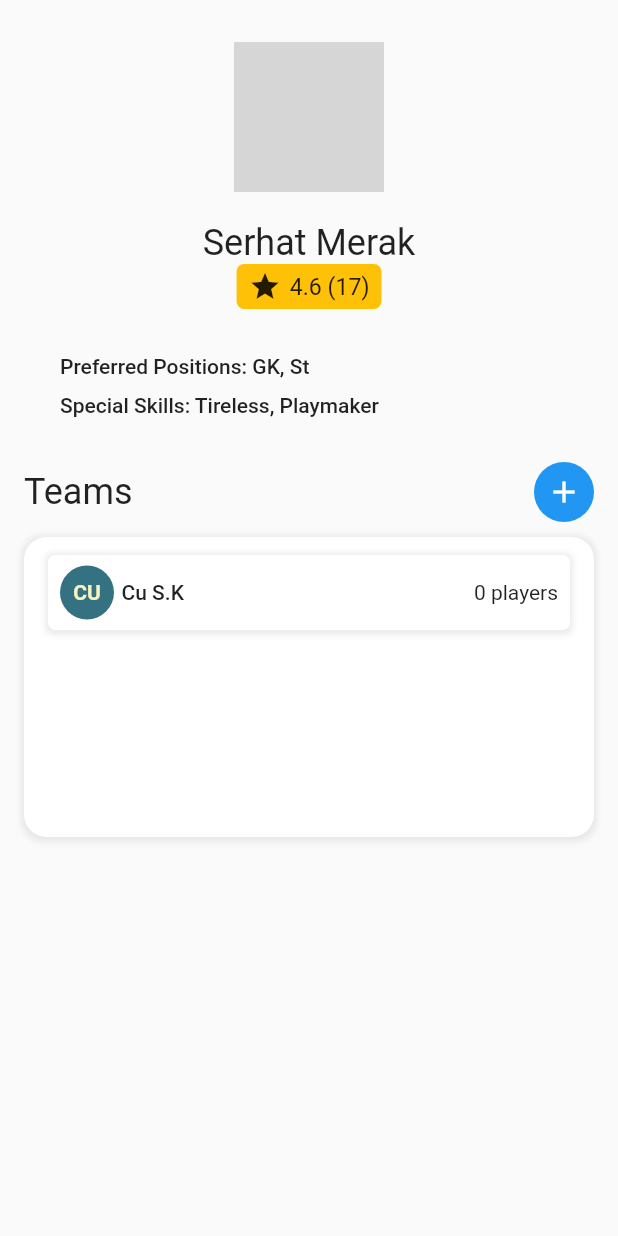
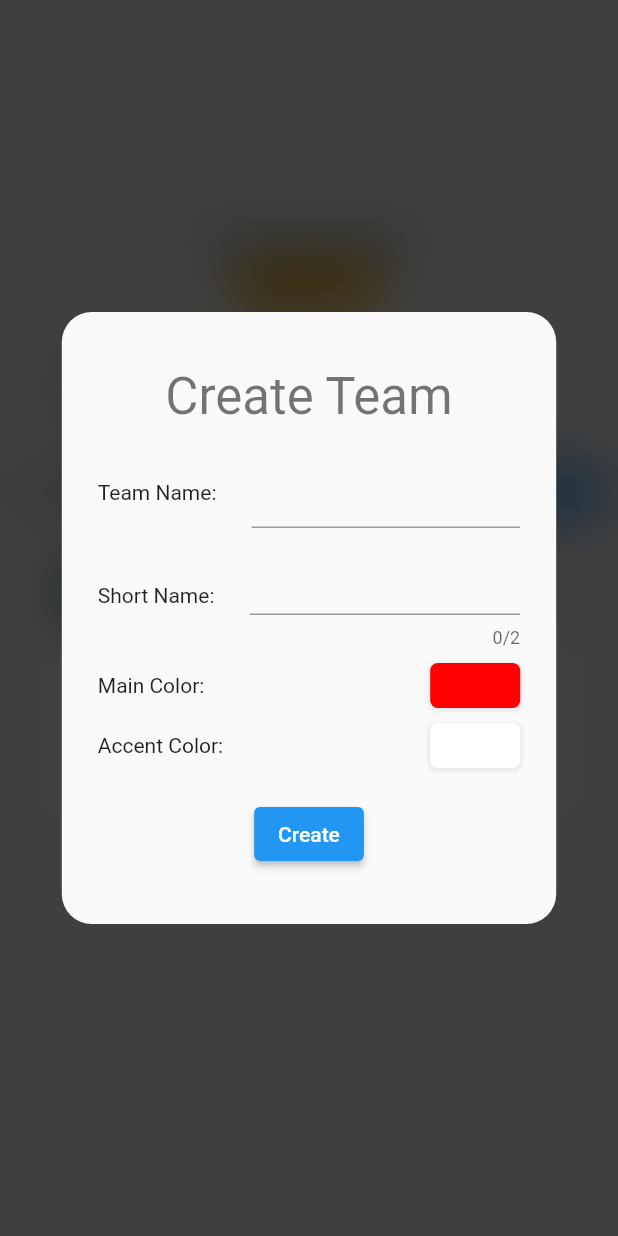
Before and after one commit to merakserhat/BilFoot2-combined, a Flutter app: the ProfilePage screen opened directly, after a tap on the "add" icon, on a phone screen of 412 x 824 dp. Run offline on Flutter 3.47's test engine with Material 2 defaults, Android fonts, the phone set to English and light mode, and no system bars; our stand-ins replace adaptive_theme, bloc, equatable, flutter_bloc, flutter_colorpicker; network calls fail; grey boxes are pictures that could not be loaded.

Commit message:
Edit/Create team panel

```diff
--- a/BilFoot_flutter/bilfoot/lib/config/constants/program_constants.dart
+++ b/BilFoot_flutter/bilfoot/lib/config/constants/program_constants.dart
@@ -1,3 +1,5 @@
+import 'dart:ui';
+
 import 'package:adaptive_theme/adaptive_theme.dart';
 import 'package:flutter/material.dart';
 
@@ -5,24 +7,57 @@ class ProgramConstants {
   static const EdgeInsets pagePadding =
       EdgeInsets.symmetric(vertical: 16, horizontal: 24);
 
-  static List<BoxShadow>? getDefaultBoxShadow(BuildContext context) {
+  static List<BoxShadow>? getDefaultBoxShadow(BuildContext context,
+      {bool smallShadow = false}) {
     return AdaptiveTheme.of(context).theme ==
             AdaptiveTheme.of(context).lightTheme
         ? [
             BoxShadow(
               color: Colors.grey.withOpacity(0.2),
-              spreadRadius: 2,
-              blurRadius: 3,
+              spreadRadius: smallShadow ? 1 : 2,
+              blurRadius: smallShadow ? 1.5 : 3,
               offset: const Offset(0, 1), // changes position of shadow
             ),
           ]
         : [
             BoxShadow(
               color: Colors.grey.withOpacity(0.2),
-              spreadRadius: 2,
-              blurRadius: 3,
+              spreadRadius: smallShadow ? 1 : 2,
+              blurRadius: smallShadow ? 1.5 : 3,
               offset: const Offset(0, 1), // changes position of shadow
             ),
           ]; //null instead
   }
+
+  static void showBlurryBackground({
+    required BuildContext context,
+    required Widget child,
+    bool closeOnTab = true,
+  }) {
+    showGeneralDialog(
+      barrierDismissible: closeOnTab,
+      barrierLabel: '',
+      // barrierColor: Colors.black54.withOpacity(0.75),
+      // barrierColor: ProgramColors.of(context).isLight()
+      //     ? Colors.white.withOpacity(0.05)
+      //     : Colors.black54.withOpacity(0.75),
+      barrierColor: Colors.black54.withOpacity(0.75),
+      transitionDuration: const Duration(milliseconds: 500),
+      pageBuilder: (ctx, anim1, anim2) => child,
+      transitionBuilder: (ctx, anim1, anim2, child) {
+        return WillPopScope(
+          onWillPop: () async => closeOnTab,
+          child: BackdropFilter(
+            filter: ImageFilter.blur(
+                sigmaX: 18 * anim1.value, sigmaY: 18 * anim1.value),
+            child: FadeTransition(
+              child: child,
+              opacity: anim1,
+            ),
+          ),
+        );
+      },
+      context: context,
+    );
+  }
 }
--- a/BilFoot_flutter/bilfoot/lib/data/models/team_model.dart
+++ b/BilFoot_flutter/bilfoot/lib/data/models/team_model.dart
@@ -6,16 +6,16 @@ class TeamModel {
     required this.shortName,
     required this.mainColor,
     required this.accentColor,
-    required this.creator,
-    required this.captain,
+    this.creator,
+    this.captain,
     required this.players,
   });
   late final String name;
   late final String shortName;
   late final String mainColor;
   late final String accentColor;
-  late final PlayerModel creator;
-  late final PlayerModel captain;
+  late final PlayerModel? creator;
+  late final PlayerModel? captain;
   late final List<PlayerModel> players;
 
   TeamModel.fromJson(Map<String, dynamic> json) {
--- a/BilFoot_flutter/bilfoot/lib/views/screens/profile_page/widgets/team_list_card.dart
+++ b/BilFoot_flutter/bilfoot/lib/views/screens/profile_page/widgets/team_list_card.dart
@@ -1,7 +1,10 @@
 import 'package:bilfoot/config/constants/program_constants.dart';
 import 'package:bilfoot/data/models/player_model.dart';
 import 'package:bilfoot/views/screens/profile_page/widgets/team_list_item.dart';
+import 'package:bilfoot/views/screens/team_page/edit_panel/bloc/team_edit_bloc.dart';
+import 'package:bilfoot/views/screens/team_page/edit_panel/team_edit_panel.dart';
 import 'package:flutter/material.dart';
+import 'package:flutter_bloc/flutter_bloc.dart';
 
 class TeamListCard extends StatelessWidget {
   const TeamListCard({Key? key, required this.playerModel}) : super(key: key);
@@ -55,7 +58,12 @@ class TeamListCard extends StatelessWidget {
       child: InkWell(
         borderRadius: BorderRadius.circular(100),
         onTap: () {
-          //TODO: Create team screen
+          ProgramConstants.showBlurryBackground(
+              context: context,
+              child: BlocProvider(
+                create: (context) => TeamEditBloc(),
+                child: const TeamEditPanel(),
+              ));
         },
         child: Container(
           width: 40,
--- /dev/null
+++ b/BilFoot_flutter/bilfoot/lib/views/screens/team_page/edit_panel/bloc/team_edit_bloc.dart
@@ -0,0 +1,56 @@
+import 'package:bilfoot/data/models/team_model.dart';
+import 'package:bloc/bloc.dart';
+import 'package:equatable/equatable.dart';
+
+part 'team_edit_event.dart';
+part 'team_edit_state.dart';
+
+class TeamEditBloc extends Bloc<TeamEditEvent, TeamEditState> {
+  TeamEditBloc() : super(const TeamEditState()) {
+    on<TeamEditEvent>((event, emit) {});
+
+    on<TeamEditInitializeExistingTeam>(_teamEditInitializeExistingTeam);
+    on<TeamEditNameChanged>(_teamEditNameChanged);
+    on<TeamEditShortNameChanged>(_teamEditShortNameChanged);
+    on<TeamEditMainColorChanged>(_teamEditMainColorChanged);
+    on<TeamEditAccentColorChanged>(_teamEditAccentColorChanged);
+    on<TeamEditSaveButtonClicked>(_teamEditSaveButtonClicked);
+  }
+
+  _teamEditInitializeExistingTeam(
+      TeamEditInitializeExistingTeam event, Emitter<TeamEditState> emit) {
+    emit(
+      state.copyWith(
+        isEditing: true,
+        name: event.teamModel.name,
+        shortName: event.teamModel.shortName,
+        mainColor: event.teamModel.mainColor,
+        accentColor: event.teamModel.accentColor,
+      ),
+    );
+  }
+
+  _teamEditNameChanged(TeamEditNameChanged event, Emitter<TeamEditState> emit) {
+    emit(state.copyWith(name: event.name));
+  }
+
+  _teamEditShortNameChanged(
+      TeamEditShortNameChanged event, Emitter<TeamEditState> emit) {
+    emit(state.copyWith(shortName: event.shortName));
+  }
+
+  _teamEditMainColorChanged(
+      TeamEditMainColorChanged event, Emitter<TeamEditState> emit) {
+    emit(state.copyWith(mainColor: event.mainColor));
+  }
+
+  _teamEditAccentColorChanged(
+      TeamEditAccentColorChanged event, Emitter<TeamEditState> emit) {
+    emit(state.copyWith(accentColor: event.accentColor));
+  }
+
+  _teamEditSaveButtonClicked(
+      TeamEditSaveButtonClicked event, Emitter<TeamEditState> emit) {
+    //TODO: Burada edit
+  }
+}
--- /dev/null
+++ b/BilFoot_flutter/bilfoot/lib/views/screens/team_page/edit_panel/bloc/team_edit_event.dart
@@ -0,0 +1,55 @@
+part of 'team_edit_bloc.dart';
+
+abstract class TeamEditEvent extends Equatable {
+  const TeamEditEvent();
+
+  @override
+  List<Object?> get props => [];
+}
+
+class TeamEditInitializeExistingTeam extends TeamEditEvent {
+  final TeamModel teamModel;
+
+  const TeamEditInitializeExistingTeam(this.teamModel);
+
+  @override
+  List<Object?> get props => [teamModel];
+}
+
+class TeamEditNameChanged extends TeamEditEvent {
+  final String name;
+
+  const TeamEditNameChanged(this.name);
+
+  @override
+  List<Object?> get props => [name];
+}
+
+class TeamEditShortNameChanged extends TeamEditEvent {
+  final String shortName;
+
+  const TeamEditShortNameChanged(this.shortName);
+
+  @override
+  List<Object?> get props => [shortName];
+}
+
+class TeamEditMainColorChanged extends TeamEditEvent {
+  final String mainColor;
+
+  const TeamEditMainColorChanged(this.mainColor);
+
+  @override
+  List<Object?> get props => [mainColor];
+}
+
+class TeamEditAccentColorChanged extends TeamEditEvent {
+  final String accentColor;
+
+  const TeamEditAccentColorChanged(this.accentColor);
+
+  @override
+  List<Object?> get props => [accentColor];
+}
+
+class TeamEditSaveButtonClicked extends TeamEditEvent {}
--- /dev/null
+++ b/BilFoot_flutter/bilfoot/lib/views/screens/team_page/edit_panel/bloc/team_edit_state.dart
@@ -0,0 +1,36 @@
+part of 'team_edit_bloc.dart';
+
+class TeamEditState extends Equatable {
+  const TeamEditState({
+    this.name = "",
+    this.shortName = "",
+    this.mainColor = "ff0000",
+    this.accentColor = "ffffff",
+    this.isEditing = false,
+  });
+
+  final bool isEditing;
+  final String name;
+  final String shortName;
+  final String mainColor;
+  final String accentColor;
+
+  TeamEditState copyWith({
+    String? name,
+    String? shortName,
+    String? mainColor,
+    String? accentColor,
+    bool? isEditing,
+  }) =>
+      TeamEditState(
+        name: name ?? this.name,
+        shortName: shortName ?? this.shortName,
+        mainColor: mainColor ?? this.mainColor,
+        accentColor: accentColor ?? this.accentColor,
+        isEditing: isEditing ?? this.isEditing,
+      );
+
+  @override
+  List<Object> get props =>
+      [name, shortName, mainColor, accentColor, isEditing];
+}
--- /dev/null
+++ b/BilFoot_flutter/bilfoot/lib/views/screens/team_page/edit_panel/team_edit_panel.dart
@@ -0,0 +1,212 @@
+import 'package:bilfoot/config/constants/program_constants.dart';
+import 'package:bilfoot/config/utils/hex_color.dart';
+import 'package:bilfoot/data/models/team_model.dart';
+import 'package:bilfoot/views/screens/team_page/edit_panel/bloc/team_edit_bloc.dart';
+import 'package:bilfoot/views/screens/team_page/widgets/team_logo_title.dart';
+import 'package:flutter/material.dart';
+import 'package:flutter_bloc/flutter_bloc.dart';
+import 'package:flutter_colorpicker/flutter_colorpicker.dart';
+
+class TeamEditPanel extends StatefulWidget {
+  const TeamEditPanel({Key? key, this.teamModel}) : super(key: key);
+
+  final TeamModel? teamModel;
+
+  @override
+  State<TeamEditPanel> createState() => _TeamEditPanelState();
+}
+
+class _TeamEditPanelState extends State<TeamEditPanel> {
+  @override
+  void initState() {
+    super.initState();
+
+    if (widget.teamModel != null) {
+      context
+          .read<TeamEditBloc>()
+          .add(TeamEditInitializeExistingTeam(widget.teamModel!));
+    }
+  }
+
+  @override
+  Widget build(BuildContext context) {
+    return Center(
+      child: Column(
+        mainAxisAlignment: MainAxisAlignment.center,
+        children: [
+          Container(
+            width: MediaQuery.of(context).size.width * 0.8,
+            decoration: BoxDecoration(
+              borderRadius: BorderRadius.circular(20),
+            ),
+            child: Material(
+              borderRadius: BorderRadius.circular(20),
+              child: BlocBuilder<TeamEditBloc, TeamEditState>(
+                builder: (context, state) {
+                  return Padding(
+                    padding: const EdgeInsets.symmetric(
+                        vertical: 36, horizontal: 24),
+                    child: Column(
+                      children: [
+                        Text(state.isEditing ? "Edit Team" : "Create Team",
+                            style: Theme.of(context).textTheme.headline4),
+                        const SizedBox.square(dimension: 20),
+                        if (state.shortName.isNotEmpty && state.name.isNotEmpty)
+                          FittedBox(
+                            child: TeamLogoTitle(
+                              bigLogo: true,
+                              teamModel: TeamModel(
+                                  name: state.name,
+                                  shortName: state.shortName,
+                                  mainColor: state.mainColor,
+                                  accentColor: state.accentColor,
+                                  players: []),
+                            ),
+                          ),
+
+                        //edit part
+                        _buildEditionPart(state),
+                        const SizedBox.square(dimension: 20),
+                        ElevatedButton(
+                            onPressed: () {},
+                            child: Text(state.isEditing ? "Edit" : "Create"))
+                      ],
+                    ),
+                  );
+                },
+              ),
+            ),
+          ),
+        ],
+      ),
+    );
+  }
+
+  Widget _buildEditionPart(TeamEditState state) {
+    return Column(
+      children: [
+        Row(
+          mainAxisAlignment: MainAxisAlignment.spaceBetween,
+          children: [
+            Text("Team Name: ", style: Theme.of(context).textTheme.bodyText2),
+            const SizedBox.square(dimension: 20),
+            Expanded(
+              child: TextFormField(
+                initialValue: widget.teamModel?.name,
+                onChanged: (String value) {
+                  context.read<TeamEditBloc>().add(TeamEditNameChanged(value));
+                },
+              ),
+            ),
+          ],
+        ),
+        const SizedBox.square(dimension: 10),
+        Row(
+          mainAxisAlignment: MainAxisAlignment.spaceBetween,
+          children: [
+            Text("Short Name: ", style: Theme.of(context).textTheme.bodyText2),
+            const SizedBox.square(dimension: 20),
+            Expanded(
+              child: TextFormField(
+                maxLength: 2,
+                initialValue: widget.teamModel?.shortName,
+                onChanged: (String value) {
+                  context
+                      .read<TeamEditBloc>()
+                      .add(TeamEditShortNameChanged(value));
+                },
+              ),
+            ),
+          ],
+        ),
+        const SizedBox.square(dimension: 10),
+        Row(
+          mainAxisAlignment: MainAxisAlignment.spaceBetween,
+          children: [
+            Text("Main Color: ", style: Theme.of(context).textTheme.bodyText2),
+            GestureDetector(
+              onTap: () {
+                _openColorPicker(
+                    HexColor(state.mainColor),
+                    (Color color) => context.read<TeamEditBloc>().add(
+                          TeamEditMainColorChanged(
+                              color.toString().substring(10, 16).toString()),
+                        ));
+              },
+              child: Container(
+                width: 60,
+                height: 30,
+                decoration: BoxDecoration(
+                  borderRadius: BorderRadius.circular(5),
+                  color: HexColor(state.mainColor),
+                  boxShadow: ProgramConstants.getDefaultBoxShadow(
+                    context,
+                    smallShadow: true,
+                  ),
+                ),
+              ),
+            )
+          ],
+        ),
+        const SizedBox.square(dimension: 10),
+        Row(
+          mainAxisAlignment: MainAxisAlignment.spaceBetween,
+          children: [
+            Text("Accent Color: ",
+                style: Theme.of(context).textTheme.bodyText2),
+            GestureDetector(
+              onTap: () {
+                _openColorPicker(
+                    HexColor(state.accentColor),
+                    (Color color) => context.read<TeamEditBloc>().add(
+                          TeamEditAccentColorChanged(
+                              color.toString().substring(10, 16).toString()),
+                        ));
+              },
+              child: Container(
+                width: 60,
+                height: 30,
+                decoration: BoxDecoration(
+                  borderRadius: BorderRadius.circular(5),
+                  color: HexColor(state.accentColor),
+                  boxShadow: ProgramConstants.getDefaultBoxShadow(
+                    context,
+                    smallShadow: true,
+                  ),
+                ),
+              ),
+            )
+          ],
+        ),
+      ],
+    );
+  }
+
+  void _openColorPicker(Color currentColor, Function(Color) changeColor) {
+    Color color = currentColor;
+    showDialog(
+      context: context,
+      builder: (BuildContext context) {
+        return AlertDialog(
+          title: const Text('Pick a color!'),
+          content: SingleChildScrollView(
+            child: ColorPicker(
+              pickerColor: currentColor,
+              onColorChanged: (newColor) => color = newColor,
+              paletteType: PaletteType.hsv,
+            ),
+          ),
+          actions: <Widget>[
+            ElevatedButton(
+              child: const Text('Select'),
+              onPressed: () {
+                changeColor(color);
+                Navigator.of(context).pop();
+              },
+            ),
+          ],
+        );
+      },
+    );
+  }
+}
--- a/BilFoot_flutter/bilfoot/lib/views/screens/team_page/team_page.dart
+++ b/BilFoot_flutter/bilfoot/lib/views/screens/team_page/team_page.dart
@@ -3,9 +3,13 @@
 import 'package:bilfoot/config/constants/program_constants.dart';
 import 'package:bilfoot/data/models/program.dart';
 import 'package:bilfoot/data/models/team_model.dart';
+import 'package:bilfoot/views/screens/team_page/edit_panel/team_edit_panel.dart';
 import 'package:bilfoot/views/screens/team_page/widgets/player_list_in_team_card.dart';
 import 'package:bilfoot/views/screens/team_page/widgets/team_logo_title.dart';
 import 'package:flutter/material.dart';
+import 'package:flutter_bloc/flutter_bloc.dart';
+
+import 'edit_panel/bloc/team_edit_bloc.dart';
 
 class TeamPage extends StatefulWidget {
   static const String routeName = "profile_page";
@@ -57,7 +61,8 @@ class _TeamPageState extends State<TeamPage> {
                       teamModel: widget.team,
                       bigLogo: true,
                     ),
-                    if (viewMode == CAPTAIN_VIEW) _buildEditTeamButton(),
+                    // if (viewMode == CAPTAIN_VIEW) _buildEditTeamButton(),
+                    _buildEditTeamButton(),
                   ],
                 ),
                 const SizedBox.square(dimension: 30),
@@ -80,7 +85,14 @@ class _TeamPageState extends State<TeamPage> {
       bottom: 35,
       child: GestureDetector(
         onTap: () {
-          //TODO: edit team
+          ProgramConstants.showBlurryBackground(
+              context: context,
+              child: BlocProvider(
+                create: (context) => TeamEditBloc(),
+                child: TeamEditPanel(
+                  teamModel: widget.team,
+                ),
+              ));
         },
         child: Container(
           width: 32,
--- a/BilFoot_flutter/bilfoot/pubspec.yaml
+++ b/BilFoot_flutter/bilfoot/pubspec.yaml
@@ -31,6 +31,8 @@ dependencies:
     sdk: flutter
   adaptive_theme: ^2.3.1
   equatable: ^2.0.3
+  flutter_bloc: ^8.0.1
+  flutter_colorpicker: ^1.0.3
 
 
 
```
Also changed, not shown: BilFoot_flutter/bilfoot/pubspec.lock.
